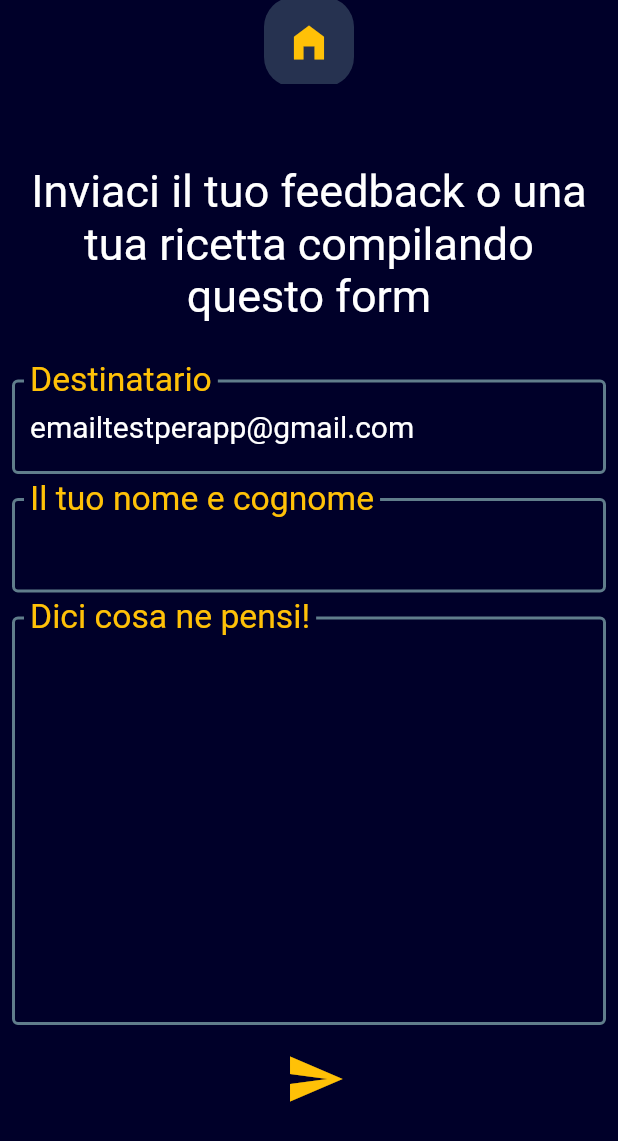
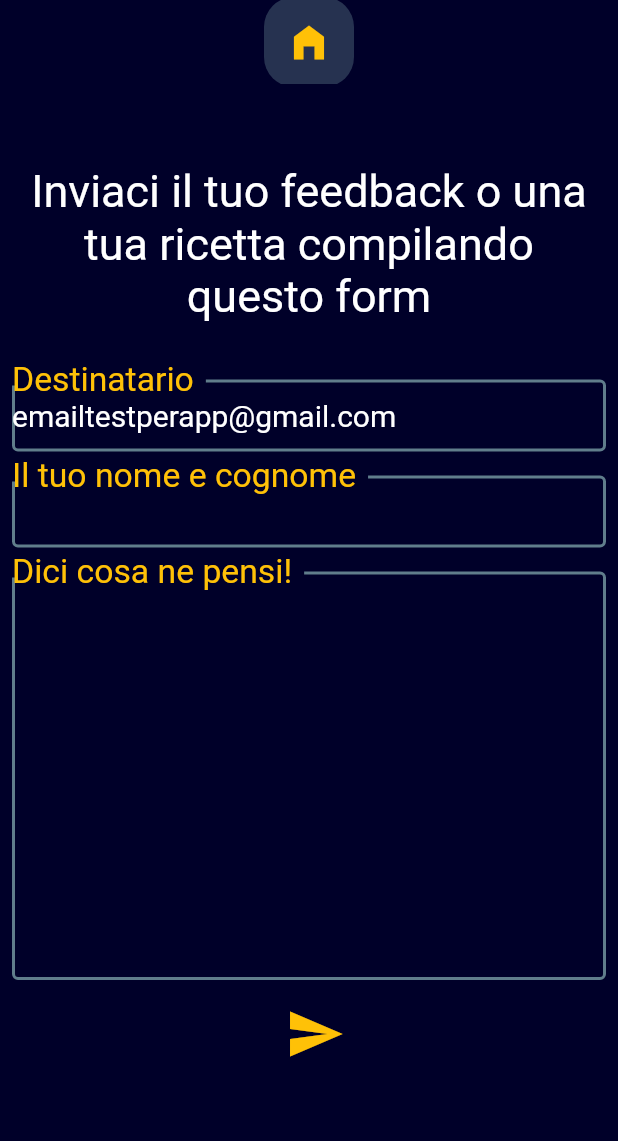
Before and after one commit to smnprc91/Drinks_App, a Flutter app: the EmailSender screen opened directly, on a phone screen of 412 x 824 dp. Shown: the top 1141 px of the screen. Run offline on Flutter 3.47's test engine with Material 2 defaults, Android fonts, the light colour scheme and no system bars; our stand-ins replace carousel_slider, introduction_screen, rxdart, shared_preferences, simple_animations; missing offline and left inert: firebase_core_web, firebase_messaging_web, flutter_email_sender, shared_preferences_web; accounts and stored records are empty; network calls fail.

Commit message:
Added theme

```diff
--- a/lib/main.dart
+++ b/lib/main.dart
@@ -1,6 +1,7 @@
 import 'package:flutter/material.dart';
 import 'package:progdrinks/screen/firsttime%20introduction/firstStartingPage.dart';
 import 'package:progdrinks/services/dati/load.dart';
+import 'package:progdrinks/themes/theme.dart';
 import 'package:shared_preferences/shared_preferences.dart';
 
 int? isviewed;
@@ -17,9 +18,7 @@
   Widget build(BuildContext context) {
     return MaterialApp(
         debugShowCheckedModeBanner: false,
-        theme: ThemeData(
-          primarySwatch: Colors.blue,
-        ),
+        theme: myTheme,
         home: isviewed != 0 ? FirstStartingPage() : Load());
   }
 }
--- /dev/null
+++ b/lib/themes/theme.dart
@@ -0,0 +1,361 @@
+  import 'package:flutter/material.dart';
+  final ThemeData myTheme = ThemeData(
+    primarySwatch: Colors.deepOrange,
+    brightness: Brightness.light,
+    primaryColor: Color( 0xffff5722 ),
+    primaryColorBrightness: Brightness.dark,
+    primaryColorLight: Color( 0xffffccbc ),
+    primaryColorDark: Color( 0xffe64a19 ),
+    canvasColor: Color( 0xfffafafa ),
+    scaffoldBackgroundColor: Color( 0xfffafafa ),
+    bottomAppBarColor: Color( 0xffffffff ),
+    cardColor: Color( 0xffffffff ),
+    dividerColor: Color( 0x1f000000 ),
+    highlightColor: Color( 0x66bcbcbc ),
+    splashColor: Color( 0x66c8c8c8 ),
+    selectedRowColor: Color( 0xfff5f5f5 ),
+    unselectedWidgetColor: Color( 0x8a000000 ),
+    disabledColor: Color( 0x61000000 ),
+    toggleableActiveColor: Color( 0xfff4511e ),
+    secondaryHeaderColor: Color( 0xfffbe9e7 ),
+    backgroundColor: Color( 0xffffab91 ),
+    dialogBackgroundColor: Color( 0xffffffff ),
+    indicatorColor: Color( 0xffff5722 ),
+    hintColor: Color( 0x8a000000 ),
+    errorColor: Color( 0xffd32f2f ),
+    buttonTheme: ButtonThemeData(
+      textTheme: ButtonTextTheme.normal,
+      minWidth: 88,
+      height: 36,
+      padding: EdgeInsets.only(top:0,bottom:0,left:16, right:16),
+      shape:     RoundedRectangleBorder(
+      side: BorderSide(color: Color( 0xff000000 ), width: 0, style: BorderStyle.none, ),
+      borderRadius: BorderRadius.all(Radius.circular(2.0)),
+    )
+ ,
+      alignedDropdown: false ,
+      buttonColor: Color( 0xffe0e0e0 ),
+      disabledColor: Color( 0x61000000 ),
+      highlightColor: Color( 0x29000000 ),
+      splashColor: Color( 0x1f000000 ),
+      focusColor: Color( 0x1f000000 ),
+      hoverColor: Color( 0x0a000000 ),
+      colorScheme: ColorScheme(
+        primary: Color( 0xffff5722 ),
+        primaryVariant: Color( 0xffe64a19 ),
+        secondary: Color( 0xffff5722 ),
+        secondaryVariant: Color( 0xffe64a19 ),
+        surface: Color( 0xffffffff ),
+        background: Color( 0xffffab91 ),
+        error: Color( 0xffd32f2f ),
+        onPrimary: Color( 0xffffffff ),
+        onSecondary: Color( 0xffffffff ),
+        onSurface: Color( 0xff000000 ),
+        onBackground: Color( 0xffffffff ),
+        onError: Color( 0xffffffff ),
+        brightness: Brightness.light,
+      ),
+    ),
+    textTheme: TextTheme(
+      headline1: TextStyle(
+      color: Color( 0x8a000000 ),
+      fontSize: null,
+      fontWeight: FontWeight.w400,
+      fontStyle: FontStyle.normal,
+    ),
+      headline2: TextStyle(
+      color: Color( 0x8a000000 ),
+      fontSize: null,
+      fontWeight: FontWeight.w400,
+      fontStyle: FontStyle.normal,
+    ),
+      headline3: TextStyle(
+      color: Color( 0x8a000000 ),
+      fontSize: null,
+      fontWeight: FontWeight.w400,
+      fontStyle: FontStyle.normal,
+    ),
+      headline4: TextStyle(
+      color: Color( 0x8a000000 ),
+      fontSize: null,
+      fontWeight: FontWeight.w400,
+      fontStyle: FontStyle.normal,
+    ),
+      headline5: TextStyle(
+      color: Color( 0xdd000000 ),
+      fontSize: null,
+      fontWeight: FontWeight.w400,
+      fontStyle: FontStyle.normal,
+    ),
+      headline6: TextStyle(
+      color: Color( 0xdd000000 ),
+      fontSize: null,
+      fontWeight: FontWeight.w400,
+      fontStyle: FontStyle.normal,
+    ),
+      subtitle1: TextStyle(
+      color: Color( 0xdd000000 ),
+      fontSize: null,
+      fontWeight: FontWeight.w400,
+      fontStyle: FontStyle.normal,
+    ),
+      bodyText2: TextStyle(
+      color: Color( 0xdd000000 ),
+      fontSize: null,
+      fontWeight: FontWeight.w400,
+      fontStyle: FontStyle.normal,
+    ),
+      bodyText1: TextStyle(
+      color: Color( 0xdd000000 ),
+      fontSize: null,
+      fontWeight: FontWeight.w400,
+      fontStyle: FontStyle.normal,
+    ),
+      caption: TextStyle(
+      color: Color( 0x8a000000 ),
+      fontSize: null,
+      fontWeight: FontWeight.w400,
+      fontStyle: FontStyle.normal,
+    ),
+      button: TextStyle(
+      color: Color( 0xdd000000 ),
+      fontSize: null,
+      fontWeight: FontWeight.w400,
+      fontStyle: FontStyle.normal,
+    ),
+      subtitle2: TextStyle(
+      color: Color( 0xff000000 ),
+      fontSize: null,
+      fontWeight: FontWeight.w400,
+      fontStyle: FontStyle.normal,
+    ),
+      overline: TextStyle(
+      color: Color( 0xff000000 ),
+      fontSize: null,
+      fontWeight: FontWeight.w400,
+      fontStyle: FontStyle.normal,
+    ),
+    ),
+    primaryTextTheme: TextTheme(
+      headline1: TextStyle(
+      color: Color( 0xb3ffffff ),
+      fontSize: null,
+      fontWeight: FontWeight.w400,
+      fontStyle: FontStyle.normal,
+    ),
+      headline2: TextStyle(
+      color: Color( 0xb3ffffff ),
+      fontSize: null,
+      fontWeight: FontWeight.w400,
+      fontStyle: FontStyle.normal,
+    ),
+      headline3: TextStyle(
+      color: Color( 0xb3ffffff ),
+      fontSize: null,
+      fontWeight: FontWeight.w400,
+      fontStyle: FontStyle.normal,
+    ),
+      headline4: TextStyle(
+      color: Color( 0xb3ffffff ),
+      fontSize: null,
+      fontWeight: FontWeight.w400,
+      fontStyle: FontStyle.normal,
+    ),
+      headline5: TextStyle(
+      color: Color( 0xffffffff ),
+      fontSize: null,
+      fontWeight: FontWeight.w400,
+      fontStyle: FontStyle.normal,
+    ),
+      headline6: TextStyle(
+      color: Color( 0xffffffff ),
+      fontSize: null,
+      fontWeight: FontWeight.w400,
+      fontStyle: FontStyle.normal,
+    ),
+      subtitle1: TextStyle(
+      color: Color( 0xffffffff ),
+      fontSize: null,
+      fontWeight: FontWeight.w400,
+      fontStyle: FontStyle.normal,
+    ),
+      bodyText2: TextStyle(
+      color: Color( 0xffffffff ),
+      fontSize: null,
+      fontWeight: FontWeight.w400,
+      fontStyle: FontStyle.normal,
+    ),
+      bodyText1: TextStyle(
+      color: Color( 0xffffffff ),
+      fontSize: null,
+      fontWeight: FontWeight.w400,
+      fontStyle: FontStyle.normal,
+    ),
+      caption: TextStyle(
+      color: Color( 0xb3ffffff ),
+      fontSize: null,
+      fontWeight: FontWeight.w400,
+      fontStyle: FontStyle.normal,
+    ),
+      button: TextStyle(
+      color: Color( 0xffffffff ),
+      fontSize: null,
+      fontWeight: FontWeight.w400,
+      fontStyle: FontStyle.normal,
+    ),
+      subtitle2: TextStyle(
+      color: Color( 0xffffffff ),
+      fontSize: null,
+      fontWeight: FontWeight.w400,
+      fontStyle: FontStyle.normal,
+    ),
+      overline: TextStyle(
+      color: Color( 0xffffffff ),
+      fontSize: null,
+      fontWeight: FontWeight.w400,
+      fontStyle: FontStyle.normal,
+    ),
+    ),
+    inputDecorationTheme:   InputDecorationTheme(
+    labelStyle: TextStyle(
+      color: Color( 0xdd000000 ),
+      fontSize: null,
+      fontWeight: FontWeight.w400,
+      fontStyle: FontStyle.normal,
+    ),
+    helperStyle: TextStyle(
+      color: Color( 0xdd000000 ),
+      fontSize: null,
+      fontWeight: FontWeight.w400,
+      fontStyle: FontStyle.normal,
+    ),
+    hintStyle: TextStyle(
+      color: Color( 0xdd000000 ),
+      fontSize: null,
+      fontWeight: FontWeight.w400,
+      fontStyle: FontStyle.normal,
+    ),
+    errorStyle: TextStyle(
+      color: Color( 0xdd000000 ),
+      fontSize: null,
+      fontWeight: FontWeight.w400,
+      fontStyle: FontStyle.normal,
+    ),
+    errorMaxLines: null,
+    isDense: false,
+    contentPadding: EdgeInsets.only(top:12,bottom:12,left:0, right:0),
+    isCollapsed : false,
+    prefixStyle: TextStyle(
+      color: Color( 0xdd000000 ),
+      fontSize: null,
+      fontWeight: FontWeight.w400,
+      fontStyle: FontStyle.normal,
+    ),
+    suffixStyle: TextStyle(
+      color: Color( 0xdd000000 ),
+      fontSize: null,
+      fontWeight: FontWeight.w400,
+      fontStyle: FontStyle.normal,
+    ),
+    counterStyle: TextStyle(
+      color: Color( 0xdd000000 ),
+      fontSize: null,
+      fontWeight: FontWeight.w400,
+      fontStyle: FontStyle.normal,
+    ),
+    filled: false,
+    fillColor: Color( 0x00000000 ), floatingLabelBehavior: FloatingLabelBehavior.auto,
+    errorBorder: UnderlineInputBorder(
+      borderSide: BorderSide(color: Color( 0xff000000 ), width: 1, style: BorderStyle.solid, ),
+      borderRadius: BorderRadius.all(Radius.circular(4.0)),
+    ),
+    focusedBorder: UnderlineInputBorder(
+      borderSide: BorderSide(color: Color( 0xff000000 ), width: 1, style: BorderStyle.solid, ),
+      borderRadius: BorderRadius.all(Radius.circular(4.0)),
+    ),
+    focusedErrorBorder: UnderlineInputBorder(
+      borderSide: BorderSide(color: Color( 0xff000000 ), width: 1, style: BorderStyle.solid, ),
+      borderRadius: BorderRadius.all(Radius.circular(4.0)),
+    ),
+    disabledBorder: UnderlineInputBorder(
+      borderSide: BorderSide(color: Color( 0xff000000 ), width: 1, style: BorderStyle.solid, ),
+      borderRadius: BorderRadius.all(Radius.circular(4.0)),
+    ),
+    enabledBorder: UnderlineInputBorder(
+      borderSide: BorderSide(color: Color( 0xff000000 ), width: 1, style: BorderStyle.solid, ),
+      borderRadius: BorderRadius.all(Radius.circular(4.0)),
+    ),
+    border: UnderlineInputBorder(
+      borderSide: BorderSide(color: Color( 0xff000000 ), width: 1, style: BorderStyle.solid, ),
+      borderRadius: BorderRadius.all(Radius.circular(4.0)),
+    ),
+  ),
+    iconTheme: IconThemeData(
+      color: Color( 0xdd000000 ),
+      opacity: 1,
+      size: 24,
+    ),
+    primaryIconTheme: IconThemeData(
+      color: Color( 0xffffffff ),
+      opacity: 1,
+      size: 24,
+    ),
+    sliderTheme: SliderThemeData(
+      activeTrackColor: null,
+      inactiveTrackColor: null,
+      disabledActiveTrackColor: null,
+      disabledInactiveTrackColor: null,
+      activeTickMarkColor: null,
+      inactiveTickMarkColor: null,
+      disabledActiveTickMarkColor: null,
+      disabledInactiveTickMarkColor: null,
+      thumbColor: null,
+      disabledThumbColor: null,
+      thumbShape: null,
+      overlayColor: null,
+      valueIndicatorColor: null,
+      valueIndicatorShape: null,
+      showValueIndicator: null,
+      valueIndicatorTextStyle: TextStyle(
+      color: Color( 0xffffffff ),
+      fontSize: null,
+      fontWeight: FontWeight.w400,
+      fontStyle: FontStyle.normal,
+    ),
+    ),
+    tabBarTheme: TabBarTheme(
+      indicatorSize: TabBarIndicatorSize.tab,
+      labelColor: Color( 0xffffffff ),
+      unselectedLabelColor: Color( 0xb2ffffff ),
+    ),
+    chipTheme: ChipThemeData(
+      backgroundColor: Color( 0x1f000000 ),
+      brightness: Brightness.light,
+      deleteIconColor: Color( 0xde000000 ),
+      disabledColor: Color( 0x0c000000 ),
+      labelPadding: EdgeInsets.only(top:0,bottom:0,left:8, right:8),
+      labelStyle: TextStyle(
+      color: Color( 0xde000000 ),
+      fontSize: null,
+      fontWeight: FontWeight.w400,
+      fontStyle: FontStyle.normal,
+    ),
+      padding: EdgeInsets.only(top:4,bottom:4,left:4, right:4),
+      secondaryLabelStyle: TextStyle(
+      color: Color( 0x3d000000 ),
+      fontSize: null,
+      fontWeight: FontWeight.w400,
+      fontStyle: FontStyle.normal,
+    ),
+      secondarySelectedColor: Color( 0x3dff5722 ),
+      selectedColor: Color( 0x3d000000 ),
+      shape: StadiumBorder( side: BorderSide(color: Color( 0xff000000 ), width: 0, style: BorderStyle.none, ) ),
+    ),
+    dialogTheme: DialogTheme(
+      shape:     RoundedRectangleBorder(
+      side: BorderSide(color: Color( 0xff000000 ), width: 0, style: BorderStyle.none, ),
+      borderRadius: BorderRadius.all(Radius.circular(0.0)),
+    )
+
+    ), textSelectionTheme: TextSelectionThemeData(cursorColor: Color( 0xff4285f4 ), selectionColor: Color( 0xffffab91 ), selectionHandleColor: Color( 0xffff8a65 ),),
+  );
```
Also changed, not shown: 1 other file.
